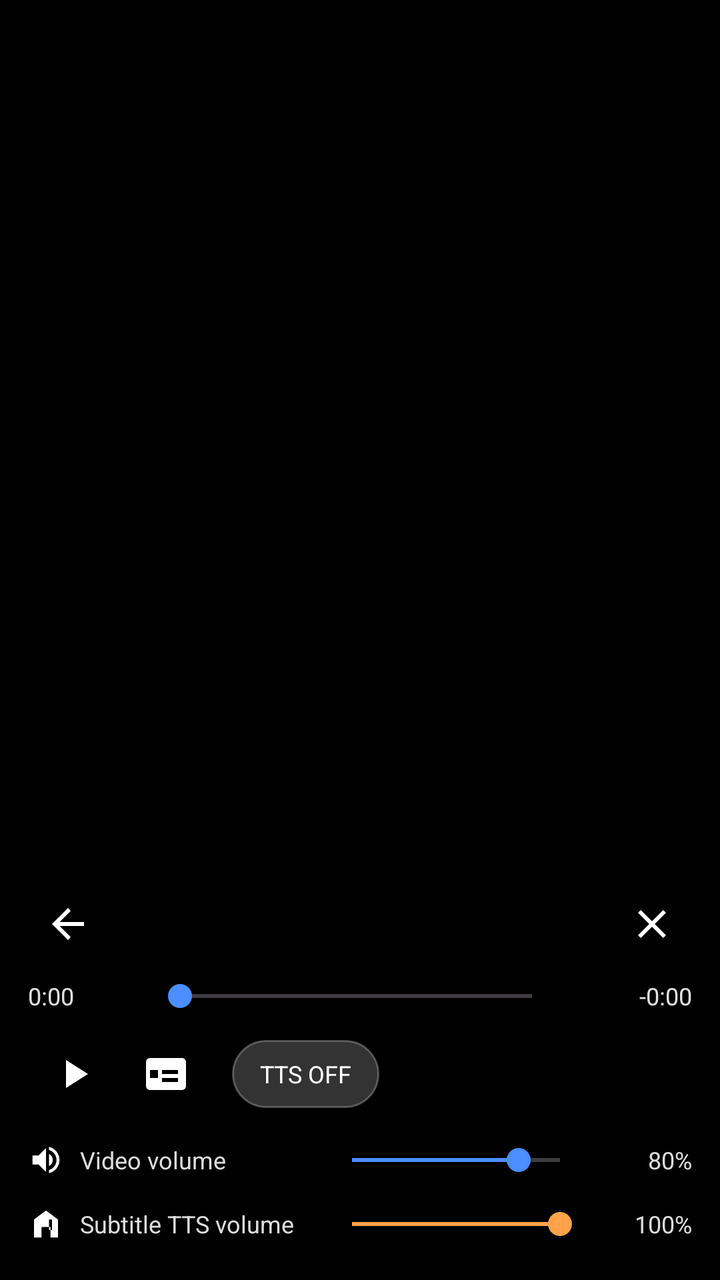
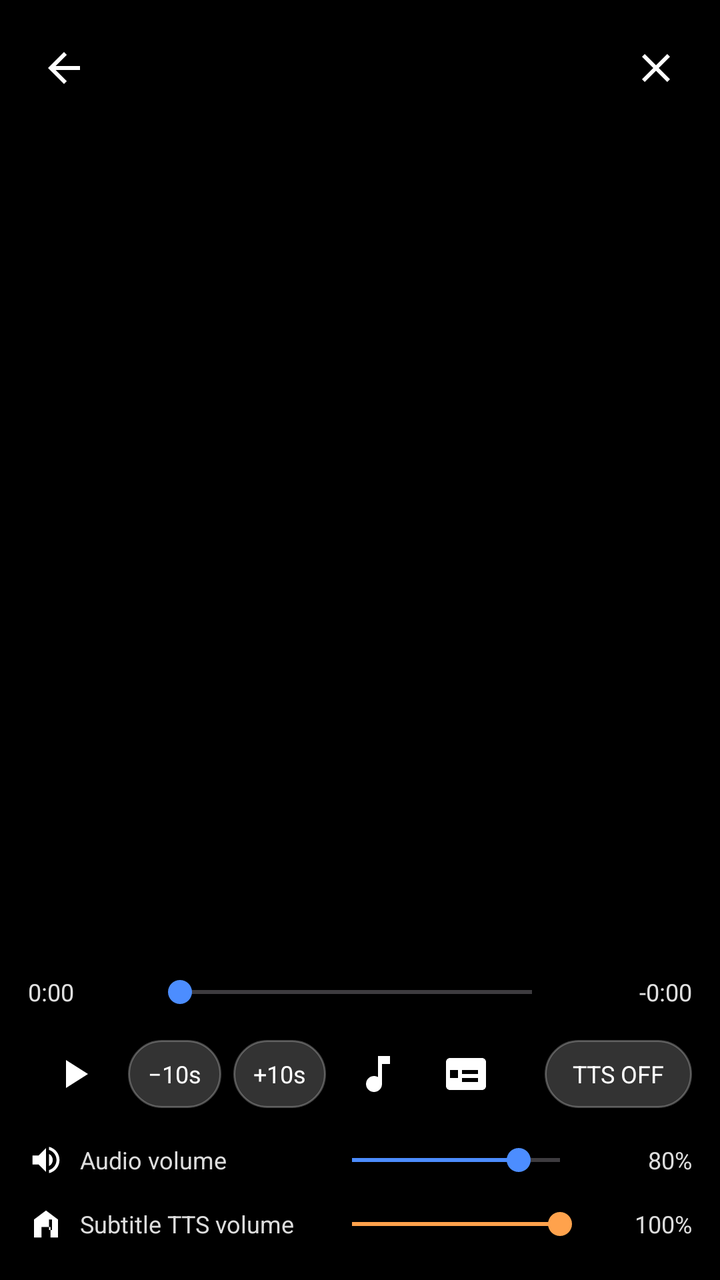

An Android layout rendered at two revisions. The XML below is the earlier revision; the diff shows what the commit changed to produce the second picture.
<!-- AndroidManifest.xml: activity theme Theme.LightPlayer.Player -->
<!-- res/layout/activity_player.xml -->
<?xml version="1.0" encoding="utf-8"?>
<FrameLayout xmlns:android="http://schemas.android.com/apk/res/android"
    android:id="@+id/playerRoot"
    android:layout_width="match_parent"
    android:layout_height="match_parent"
    android:background="@android:color/black"
    android:keepScreenOn="true">

    <TextureView
        android:id="@+id/videoSurface"
        android:layout_width="match_parent"
        android:layout_height="match_parent" />

    <ProgressBar
        android:id="@+id/buffering"
        android:layout_width="48dp"
        android:layout_height="48dp"
        android:layout_gravity="center"
        android:visibility="gone" />

    <TextView
        android:id="@+id/subtitleText"
        android:layout_width="match_parent"
        android:layout_height="wrap_content"
        android:layout_gravity="bottom|center_horizontal"
        android:layout_marginStart="28dp"
        android:layout_marginEnd="28dp"
        android:layout_marginBottom="16dp"
        android:background="@drawable/bg_subtitles"
        android:gravity="center"
        android:paddingHorizontal="14dp"
        android:paddingVertical="6dp"
        android:textColor="@android:color/white"
        android:textSize="17sp"
        android:visibility="invisible" />

    <LinearLayout
        android:id="@+id/controls"
        android:layout_width="match_parent"
        android:layout_height="wrap_content"
        android:layout_gravity="bottom"
        android:background="@drawable/bg_player_gradient"
        android:orientation="vertical"
        android:paddingHorizontal="14dp"
        android:paddingTop="28dp"
        android:paddingBottom="14dp">

        <LinearLayout
            android:layout_width="match_parent"
            android:layout_height="wrap_content"
            android:gravity="center_vertical"
            android:orientation="horizontal">

            <ImageButton
                android:id="@+id/btnBack"
                android:layout_width="40dp"
                android:layout_height="40dp"
                android:background="?attr/selectableItemBackgroundBorderless"
                android:contentDescription="@string/cd_back"
                android:src="@drawable/ic_back"
                android:tint="@android:color/white" />

            <TextView
                android:id="@+id/videoTitle"
                android:layout_width="0dp"
                android:layout_height="wrap_content"
                android:layout_marginStart="6dp"
                android:layout_weight="1"
                android:ellipsize="end"
                android:maxLines="1"
                android:textColor="@android:color/white"
                android:textSize="15sp" />

            <ImageButton
                android:id="@+id/btnClose"
                android:layout_width="40dp"
                android:layout_height="40dp"
                android:background="?attr/selectableItemBackgroundBorderless"
                android:contentDescription="@string/cd_close"
                android:src="@drawable/ic_close"
                android:tint="@android:color/white" />
        </LinearLayout>

        <LinearLayout
            android:layout_width="match_parent"
            android:layout_height="wrap_content"
            android:gravity="center_vertical"
            android:orientation="horizontal">

            <TextView
                android:id="@+id/timeElapsed"
                android:layout_width="52dp"
                android:layout_height="wrap_content"
                android:text="0:00"
                android:textColor="#E0E0E0"
                android:textSize="12sp" />

            <SeekBar
                android:id="@+id/seekBar"
                android:layout_width="0dp"
                android:layout_height="32dp"
                android:layout_marginHorizontal="8dp"
                android:layout_weight="1"
                android:max="100"
                android:progressTint="@color/accent"
                android:thumbTint="@color/accent" />

            <TextView
                android:id="@+id/timeRemaining"
                android:layout_width="56dp"
                android:layout_height="wrap_content"
                android:gravity="end"
                android:text="-0:00"
                android:textColor="#E0E0E0"
                android:textSize="12sp" />
        </LinearLayout>

        <LinearLayout
            android:layout_width="match_parent"
            android:layout_height="wrap_content"
            android:gravity="center_vertical"
            android:orientation="horizontal">

            <ImageButton
                android:id="@+id/btnPlay"
                android:layout_width="46dp"
                android:layout_height="46dp"
                android:background="?attr/selectableItemBackgroundBorderless"
                android:contentDescription="@string/cd_play_pause"
                android:src="@drawable/ic_play"
                android:tint="@android:color/white" />

            <ImageButton
                android:id="@+id/btnSubs"
                android:layout_width="46dp"
                android:layout_height="46dp"
                android:background="?attr/selectableItemBackgroundBorderless"
                android:contentDescription="@string/cd_subtitles"
                android:src="@drawable/ic_subtitles"
                android:tint="@android:color/white" />

            <TextView
                android:id="@+id/ttsChip"
                android:layout_width="wrap_content"
                android:layout_height="34dp"
                android:layout_marginStart="10dp"
                android:background="@drawable/bg_pill"
                android:gravity="center"
                android:paddingHorizontal="14dp"
                android:text="@string/player_tts_off"
                android:textColor="@android:color/white"
                android:textSize="12sp" />

            <Space
                android:layout_width="0dp"
                android:layout_height="1dp"
                android:layout_weight="1" />

            <TextView
                android:id="@+id/volValueSpacer"
                android:layout_width="0dp"
                android:layout_height="0dp" />
        </LinearLayout>

        <LinearLayout
            android:layout_width="match_parent"
            android:layout_height="wrap_content"
            android:layout_marginTop="6dp"
            android:gravity="center_vertical"
            android:orientation="horizontal">

            <ImageView
                android:layout_width="18dp"
                android:layout_height="18dp"
                android:importantForAccessibility="no"
                android:src="@drawable/ic_volume_video"
                android:tint="@android:color/white" />

            <TextView
                android:layout_width="112dp"
                android:layout_height="wrap_content"
                android:layout_marginStart="8dp"
                android:text="@string/player_video_volume"
                android:textColor="#DDDDDD"
                android:textSize="12sp" />

            <SeekBar
                android:id="@+id/videoVol"
                android:layout_width="0dp"
                android:layout_height="28dp"
                android:layout_marginHorizontal="8dp"
                android:layout_weight="1"
                android:max="100"
                android:progress="80"
                android:progressTint="@color/accent"
                android:thumbTint="@color/accent" />

            <TextView
                android:id="@+id/videoVolValue"
                android:layout_width="42dp"
                android:layout_height="wrap_content"
                android:gravity="end"
                android:text="80%"
                android:textColor="#DDDDDD"
                android:textSize="12sp" />
        </LinearLayout>

        <LinearLayout
            android:layout_width="match_parent"
            android:layout_height="wrap_content"
            android:layout_marginTop="4dp"
            android:gravity="center_vertical"
            android:orientation="horizontal">

            <ImageView
                android:layout_width="18dp"
                android:layout_height="18dp"
                android:importantForAccessibility="no"
                android:src="@drawable/ic_tts"
                android:tint="@android:color/white" />

            <TextView
                android:layout_width="112dp"
                android:layout_height="wrap_content"
                android:layout_marginStart="8dp"
                android:text="@string/player_tts_volume"
                android:textColor="#DDDDDD"
                android:textSize="12sp" />

            <SeekBar
                android:id="@+id/ttsVol"
                android:layout_width="0dp"
                android:layout_height="28dp"
                android:layout_marginHorizontal="8dp"
                android:layout_weight="1"
                android:max="100"
                android:progress="100"
                android:progressTint="@color/accent_tts"
                android:thumbTint="@color/accent_tts" />

            <TextView
                android:id="@+id/ttsVolValue"
                android:layout_width="42dp"
                android:layout_height="wrap_content"
                android:gravity="end"
                android:text="100%"
                android:textColor="#DDDDDD"
                android:textSize="12sp" />
        </LinearLayout>
    </LinearLayout>
</FrameLayout>
<!-- resources referenced by this layout -->
<resources>
  <color name="accent">#4C8DFF</color>
  <color name="accent_tts">#FFA24C</color>
  <!-- drawable bg_pill (drawable) -->
  <?xml version="1.0" encoding="utf-8"?>
  <shape xmlns:android="http://schemas.android.com/apk/res/android" android:shape="rectangle">
      <solid android:color="#33FFFFFF" />
      <stroke android:width="1dp" android:color="#44FFFFFF" />
      <corners android:radius="17dp" />
  </shape>
  <!-- drawable bg_player_gradient (drawable) -->
  <?xml version="1.0" encoding="utf-8"?>
  <shape xmlns:android="http://schemas.android.com/apk/res/android" android:shape="rectangle">
      <gradient
          android:angle="270"
          android:startColor="#00000000"
          android:endColor="#E6000000" />
  </shape>
  <!-- drawable bg_subtitles (drawable) -->
  <?xml version="1.0" encoding="utf-8"?>
  <shape xmlns:android="http://schemas.android.com/apk/res/android" android:shape="rectangle">
      <solid android:color="#B3000000" />
      <corners android:radius="8dp" />
  </shape>
  <!-- drawable ic_play (drawable) -->
  <vector xmlns:android="http://schemas.android.com/apk/res/android"
      android:width="24dp" android:height="24dp"
      android:viewportWidth="24" android:viewportHeight="24"
      android:tint="?attr/colorControlNormal">
      <path android:fillColor="@android:color/white" android:pathData="M8,5v14l11,-7z" />
  </vector>
  <!-- drawable ic_tts (drawable) -->
  <vector xmlns:android="http://schemas.android.com/apk/res/android"
      android:width="24dp" android:height="24dp"
      android:viewportWidth="24" android:viewportHeight="24"
      android:tint="?attr/colorControlNormal">
      <path android:fillColor="@android:color/white"
          android:pathData="M12,3L4,9v12h5v-7h6v7h5V9L12,3zM16,16h-2V9h2v7zM9,9H7v7h2V9z" />
  </vector>
  <string name="cd_back">Back</string>
  <string name="cd_close">Close</string>
  <string name="cd_play_pause">Play or pause</string>
  <string name="cd_subtitles">Choose subtitle file</string>
  <string name="player_tts_off">TTS OFF</string>
  <string name="player_tts_volume">Subtitle TTS volume</string>
  <string name="player_video_volume">Video volume</string>
  <style name="Theme.LightPlayer.Player" parent="Theme.LightPlayer">
          <item name="android:windowFullscreen">true</item>
          <item name="android:windowBackground">@android:color/black</item>
          <item name="android:statusBarColor">@android:color/black</item>
          <item name="android:navigationBarColor">@android:color/black</item>
      </style>
  <color name="surface">#171A21</color>
  <color name="text_primary">#ECEDF2</color>
  <color name="text_secondary">#9AA0AE</color>
  <color name="bg">#0F1115</color>
  <!-- unchanged entries left out for length: 5 -->
</resources>

<!-- the commit's change to res/layout/activity_player.xml (unified diff, before → after) -->
@@ -16,6 +16,18 @@
         android:layout_width="48dp"
         android:layout_height="48dp"
         android:layout_gravity="center"
+        android:visibility="gone" />
+
+    <TextView
+        android:id="@+id/seekHint"
+        android:layout_width="wrap_content"
+        android:layout_height="wrap_content"
+        android:layout_gravity="center"
+        android:background="@drawable/bg_subtitles"
+        android:paddingHorizontal="16dp"
+        android:paddingVertical="8dp"
+        android:textColor="@android:color/white"
+        android:textSize="18sp"
         android:visibility="gone" />
 
     <TextView
@@ -34,6 +46,51 @@
         android:textSize="17sp"
         android:visibility="invisible" />
 
+    
+    <LinearLayout
+        android:id="@+id/topBar"
+        android:layout_width="match_parent"
+        android:layout_height="wrap_content"
+        android:layout_gravity="top"
+        android:background="@drawable/bg_player_gradient_top"
+        android:gravity="center_vertical"
+        android:orientation="horizontal"
+        android:paddingHorizontal="10dp"
+        android:paddingTop="12dp"
+        android:paddingBottom="28dp">
+
+        <ImageButton
+            android:id="@+id/btnBack"
+            android:layout_width="44dp"
+            android:layout_height="44dp"
+            android:background="?attr/selectableItemBackgroundBorderless"
+            android:contentDescription="@string/cd_back"
+            android:src="@drawable/ic_back"
+            android:tint="@android:color/white" />
+
+        <TextView
+            android:id="@+id/videoTitle"
+            android:layout_width="0dp"
+            android:layout_height="wrap_content"
+            android:layout_marginStart="6dp"
+            android:layout_weight="1"
+            android:ellipsize="end"
+            android:maxLines="1"
+            android:textColor="@android:color/white"
+            android:textSize="16sp"
+            android:textStyle="bold" />
+
+        <ImageButton
+            android:id="@+id/btnClose"
+            android:layout_width="44dp"
+            android:layout_height="44dp"
+            android:background="?attr/selectableItemBackgroundBorderless"
+            android:contentDescription="@string/cd_close"
+            android:src="@drawable/ic_close"
+            android:tint="@android:color/white" />
+    </LinearLayout>
+
+    
     <LinearLayout
         android:id="@+id/controls"
         android:layout_width="match_parent"
@@ -51,42 +108,6 @@
             android:gravity="center_vertical"
             android:orientation="horizontal">
 
-            <ImageButton
-                android:id="@+id/btnBack"
-                android:layout_width="40dp"
-                android:layout_height="40dp"
-                android:background="?attr/selectableItemBackgroundBorderless"
-                android:contentDescription="@string/cd_back"
-                android:src="@drawable/ic_back"
-                android:tint="@android:color/white" />
-
-            <TextView
-                android:id="@+id/videoTitle"
-                android:layout_width="0dp"
-                android:layout_height="wrap_content"
-                android:layout_marginStart="6dp"
-                android:layout_weight="1"
-                android:ellipsize="end"
-                android:maxLines="1"
-                android:textColor="@android:color/white"
-                android:textSize="15sp" />
-
-            <ImageButton
-                android:id="@+id/btnClose"
-                android:layout_width="40dp"
-                android:layout_height="40dp"
-                android:background="?attr/selectableItemBackgroundBorderless"
-                android:contentDescription="@string/cd_close"
-                android:src="@drawable/ic_close"
-                android:tint="@android:color/white" />
-        </LinearLayout>
-
-        <LinearLayout
-            android:layout_width="match_parent"
-            android:layout_height="wrap_content"
-            android:gravity="center_vertical"
-            android:orientation="horizontal">
-
             <TextView
                 android:id="@+id/timeElapsed"
                 android:layout_width="52dp"
@@ -118,6 +139,7 @@
         <LinearLayout
             android:layout_width="match_parent"
             android:layout_height="wrap_content"
+            android:layout_marginTop="2dp"
             android:gravity="center_vertical"
             android:orientation="horizontal">
 
@@ -130,36 +152,66 @@
                 android:src="@drawable/ic_play"
                 android:tint="@android:color/white" />
 
+            <TextView
+                android:id="@+id/btnRewind"
+                android:layout_width="wrap_content"
+                android:layout_height="34dp"
+                android:layout_marginStart="4dp"
+                android:background="@drawable/bg_pill"
+                android:contentDescription="@string/cd_rewind"
+                android:gravity="center"
+                android:paddingHorizontal="10dp"
+                android:text="@string/player_back_10"
+                android:textColor="@android:color/white"
+                android:textSize="12sp" />
+
+            <TextView
+                android:id="@+id/btnForward"
+                android:layout_width="wrap_content"
+                android:layout_height="34dp"
+                android:layout_marginStart="6dp"
+                android:background="@drawable/bg_pill"
+                android:contentDescription="@string/cd_forward"
+                android:gravity="center"
+                android:paddingHorizontal="10dp"
+                android:text="@string/player_fwd_10"
+                android:textColor="@android:color/white"
+                android:textSize="12sp" />
+
+            <ImageButton
+                android:id="@+id/btnAudio"
+                android:layout_width="44dp"
+                android:layout_height="44dp"
+                android:layout_marginStart="4dp"
+                android:background="?attr/selectableItemBackgroundBorderless"
+                android:contentDescription="@string/cd_audio"
+                android:src="@drawable/ic_music"
+                android:tint="@android:color/white" />
+
             <ImageButton
                 android:id="@+id/btnSubs"
-                android:layout_width="46dp"
-                android:layout_height="46dp"
+                android:layout_width="44dp"
+                android:layout_height="44dp"
                 android:background="?attr/selectableItemBackgroundBorderless"
                 android:contentDescription="@string/cd_subtitles"
                 android:src="@drawable/ic_subtitles"
                 android:tint="@android:color/white" />
 
+            <Space
+                android:layout_width="0dp"
+                android:layout_height="1dp"
+                android:layout_weight="1" />
+
             <TextView
                 android:id="@+id/ttsChip"
                 android:layout_width="wrap_content"
                 android:layout_height="34dp"
-                android:layout_marginStart="10dp"
                 android:background="@drawable/bg_pill"
                 android:gravity="center"
                 android:paddingHorizontal="14dp"
                 android:text="@string/player_tts_off"
                 android:textColor="@android:color/white"
                 android:textSize="12sp" />
-
-            <Space
-                android:layout_width="0dp"
-                android:layout_height="1dp"
-                android:layout_weight="1" />
-
-            <TextView
-                android:id="@+id/volValueSpacer"
-                android:layout_width="0dp"
-                android:layout_height="0dp" />
         </LinearLayout>
 
         <LinearLayout
<!-- resource entries referenced after the edit -->
@@ -17,12 +17,28 @@
           android:startColor="#00000000"
           android:endColor="#E6000000" />
   </shape>
+  <!-- drawable bg_player_gradient_top (drawable) -->
+  <?xml version="1.0" encoding="utf-8"?>
+  <shape xmlns:android="http://schemas.android.com/apk/res/android" android:shape="rectangle">
+      <gradient
+          android:angle="90"
+          android:startColor="#00000000"
+          android:endColor="#CC000000" />
+  </shape>
   <!-- drawable bg_subtitles (drawable) -->
   <?xml version="1.0" encoding="utf-8"?>
   <shape xmlns:android="http://schemas.android.com/apk/res/android" android:shape="rectangle">
       <solid android:color="#B3000000" />
       <corners android:radius="8dp" />
   </shape>
+  <!-- drawable ic_music (drawable) -->
+  <vector xmlns:android="http://schemas.android.com/apk/res/android"
+      android:width="24dp" android:height="24dp"
+      android:viewportWidth="24" android:viewportHeight="24"
+      android:tint="?attr/colorControlNormal">
+      <path android:fillColor="@android:color/white"
+          android:pathData="M12,3v10.55c-0.59,-0.34 -1.27,-0.55 -2,-0.55 -2.21,0 -4,1.79 -4,4s1.79,4 4,4 4,-1.79 4,-4V7h4V3h-6z" />
+  </vector>
   <!-- drawable ic_play (drawable) -->
   <vector xmlns:android="http://schemas.android.com/apk/res/android"
       android:width="24dp" android:height="24dp"
@@ -38,13 +54,18 @@
       <path android:fillColor="@android:color/white"
           android:pathData="M12,3L4,9v12h5v-7h6v7h5V9L12,3zM16,16h-2V9h2v7zM9,9H7v7h2V9z" />
   </vector>
+  <string name="cd_audio">Audio tracks</string>
   <string name="cd_back">Back</string>
   <string name="cd_close">Close</string>
+  <string name="cd_forward">Forward 10 seconds</string>
   <string name="cd_play_pause">Play or pause</string>
+  <string name="cd_rewind">Back 10 seconds</string>
   <string name="cd_subtitles">Choose subtitle file</string>
+  <string name="player_back_10">−10s</string>
+  <string name="player_fwd_10">+10s</string>
   <string name="player_tts_off">TTS OFF</string>
   <string name="player_tts_volume">Subtitle TTS volume</string>
-  <string name="player_video_volume">Video volume</string>
+  <string name="player_video_volume">Audio volume</string>
   <style name="Theme.LightPlayer.Player" parent="Theme.LightPlayer">
           <item name="android:windowFullscreen">true</item>
           <item name="android:windowBackground">@android:color/black</item>
